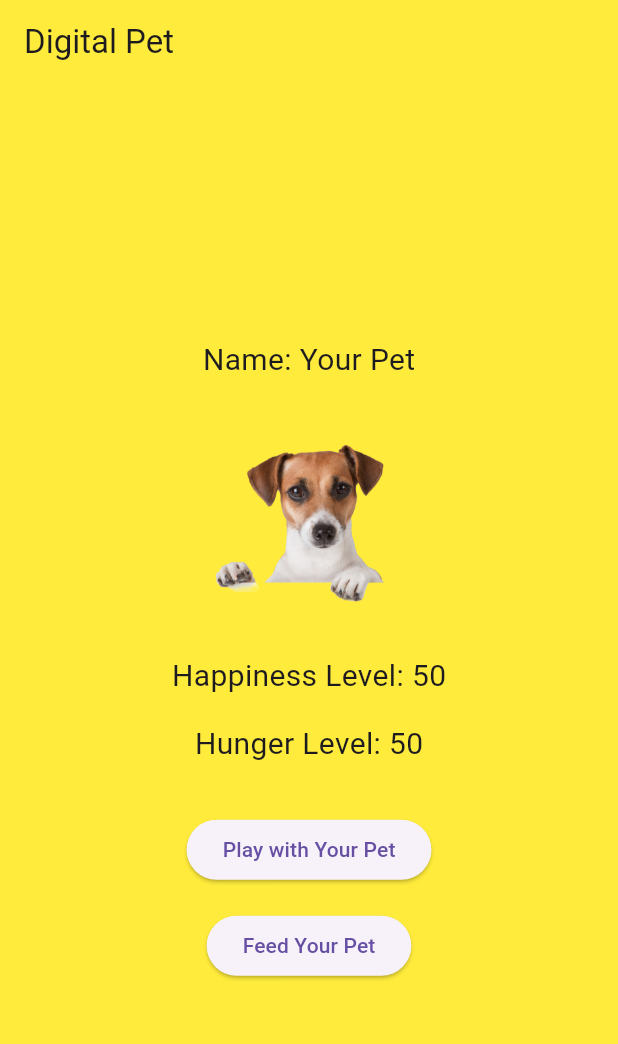
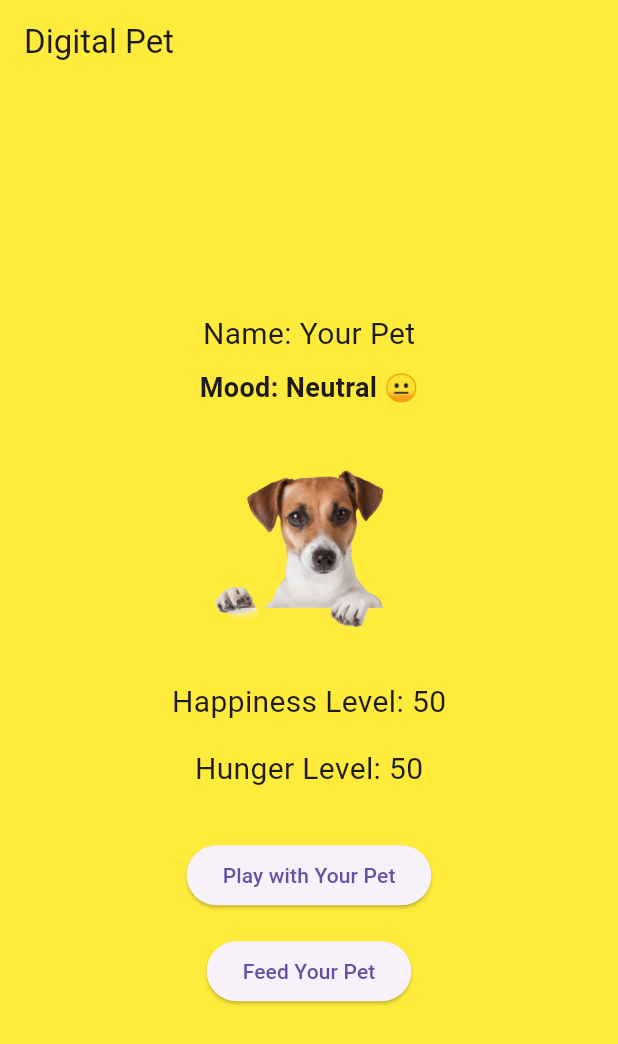
Before and after one commit to AryanSahu2805/Digital-Pet-App-with-State-Management, a Flutter app: the screen it shows after launch, on a phone screen of 412 x 824 dp. Shown: the top 1044 px of the screen. Run offline on Flutter 3.47's test engine with Material 3 defaults, Android fonts, the light colour scheme and no system bars.

Commit message:
Add pet mood indicator with text and emoji

```diff
--- a/lib/main.dart
+++ b/lib/main.dart
@@ -59,6 +59,17 @@ class _DigitalPetAppState extends State<DigitalPetApp> {
     }
   }
 
+  // Simple function to get mood text and emoji
+  String getMoodText() {
+    if (happinessLevel > 70) {
+      return "Happy 😊";
+    } else if (happinessLevel >= 30) {
+      return "Neutral 😐";
+    } else {
+      return "Unhappy 😢";
+    }
+  }
+
   @override
   Widget build(BuildContext context) {
     return Scaffold(
@@ -74,6 +85,12 @@ class _DigitalPetAppState extends State<DigitalPetApp> {
             Text(
               'Name: $petName',
               style: TextStyle(fontSize: 20.0),
+            ),
+            SizedBox(height: 8.0),
+            // Mood Indicator
+            Text(
+              'Mood: ${getMoodText()}',
+              style: TextStyle(fontSize: 18.0, fontWeight: FontWeight.bold),
             ),
             SizedBox(height: 16.0),
             // Pet Image
```
